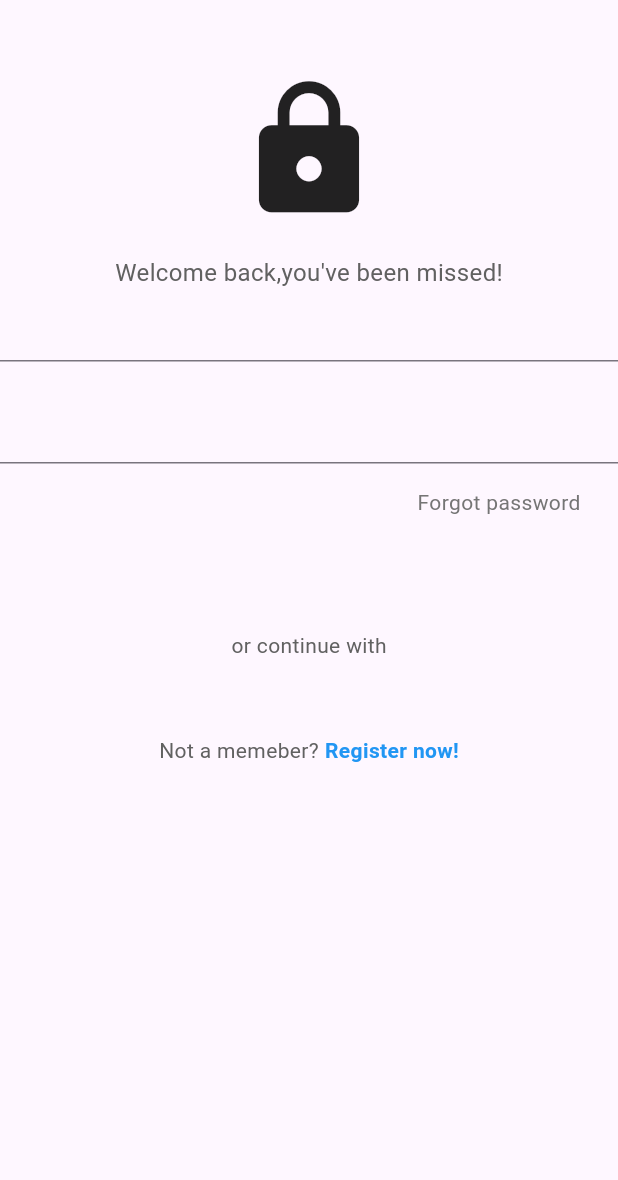
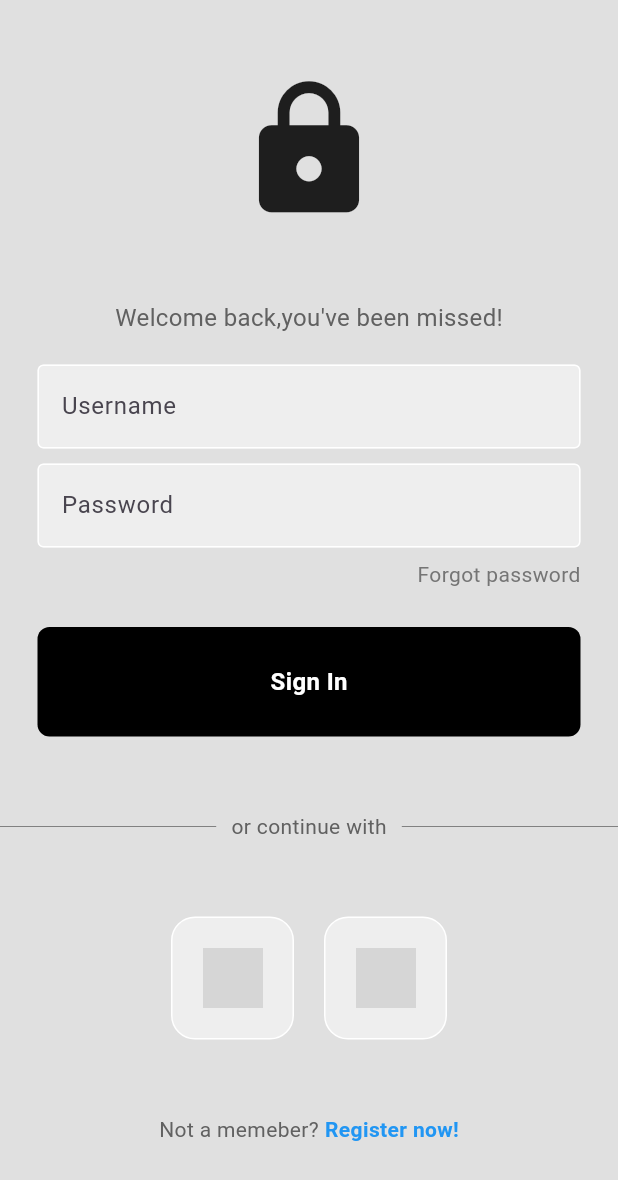
Before and after one commit to alifrizqullahmaruf/Flutter_App_todolist, a Flutter app: the screen it shows after launch, on a phone screen of 412 x 824 dp. Shown: the top 1180 px of the screen. Run offline on Flutter 3.47's test engine with Material 3 defaults, Android fonts, the phone set to English and light mode, and no system bars; grey boxes are pictures that could not be loaded.

Commit message:
SignIn Ui is Done

```diff
--- /dev/null
+++ b/lib/Components/my_Button.dart
@@ -0,0 +1,40 @@
+import 'package:flutter/material.dart';
+
+class MyButton extends StatelessWidget {
+  // TextButton
+  final TextButton;
+  final Function()? onTap;
+
+  const MyButton({super.key, required this.TextButton, required this.onTap});
+
+  @override
+  Widget build(BuildContext context) {
+    return GestureDetector(
+      onTap: onTap,
+      child: Row(
+        children: [
+          Expanded(
+            child: Container(
+              padding: const EdgeInsets.all(25),
+              margin: const EdgeInsets.symmetric(horizontal: 25),
+              decoration: BoxDecoration(
+                borderRadius: BorderRadius.circular(8),
+                color: Colors.black,
+              ),
+              child: Center(
+                child: Text(
+                  TextButton,
+                  style: const TextStyle(
+                    fontWeight: FontWeight.bold,
+                    color: Colors.white,
+                    fontSize: 16,
+                  ),
+                ),
+              ),
+            ),
+          ),
+        ],
+      ),
+    );
+  }
+}
--- /dev/null
+++ b/lib/Components/my_textfiled.dart
@@ -0,0 +1,36 @@
+import 'package:flutter/material.dart';
+
+class MyTextFiled extends StatelessWidget {
+  final controller;
+  final String hintText;
+  final bool obsecureText;
+
+  const MyTextFiled({
+    super.key,
+    required this.controller,
+    required this.hintText,
+    required this.obsecureText,
+  });
+
+  @override
+  Widget build(BuildContext context) {
+    return Padding(
+      padding: const EdgeInsets.symmetric(horizontal: 25),
+      child: TextField(
+        controller: controller,
+        obscureText: obsecureText,
+        decoration: InputDecoration(
+            border: InputBorder.none,
+            enabledBorder: const OutlineInputBorder(
+              borderSide: BorderSide(color: Colors.white),
+            ),
+            focusedBorder: OutlineInputBorder(
+              borderSide: BorderSide(color: Colors.grey.shade400),
+            ),
+            hintText: hintText,
+            fillColor: Colors.grey.shade200,
+            filled: true),
+      ),
+    );
+  }
+}
--- /dev/null
+++ b/lib/Components/square_images.dart
@@ -0,0 +1,25 @@
+import 'package:flutter/material.dart';
+
+class SquareTile extends StatelessWidget {
+  final String imagePath;
+  const SquareTile({
+    super.key,
+    required this.imagePath,
+  });
+
+  @override
+  Widget build(BuildContext context) {
+    return Container(
+      padding: EdgeInsets.all(20),
+      decoration: BoxDecoration(
+        border: Border.all(color: Colors.white),
+        borderRadius: BorderRadius.circular(16),
+        color: Colors.grey[200],
+      ),
+      child: Image.asset(
+        imagePath,
+        height: 40,
+      ),
+    );
+  }
+}
--- a/lib/Pages/login_page.dart
+++ b/lib/Pages/login_page.dart
@@ -1,11 +1,21 @@
 import 'package:flutter/material.dart';
+import 'package:project01_riz_todolist/Components/my_Button.dart';
+import 'package:project01_riz_todolist/Components/my_textfiled.dart';
+import 'package:project01_riz_todolist/Components/square_images.dart';
 
 class LoginPage extends StatelessWidget {
-  const LoginPage({super.key});
+  // Controller
+  final _usernameController = TextEditingController();
+  final _passwordController = TextEditingController();
+
+  LoginPage({super.key});
+
+  void SignInUser() {}
 
   @override
   Widget build(BuildContext context) {
     return Scaffold(
+      backgroundColor: Colors.grey.shade300,
       body: SafeArea(
           child: Center(
               child: Column(
@@ -18,28 +28,35 @@ class LoginPage extends StatelessWidget {
             Icons.lock,
             size: 100,
           ),
+          const SizedBox(
+            height: 50,
+          ),
 
-          const SizedBox(
-            height: 20,
-          ),
           // Welcome back,you've been missed!
           Text(
             "Welcome back,you've been missed!",
             style: TextStyle(fontSize: 16, color: Colors.grey.shade700),
           ),
-
-          // Username
-          TextField(),
           const SizedBox(
             height: 20,
           ),
+          // Username
+          MyTextFiled(
+              controller: _usernameController,
+              hintText: "Username",
+              obsecureText: false),
+          const SizedBox(
+            height: 10,
+          ),
 
           // password
-          TextField(),
+          MyTextFiled(
+              controller: _passwordController,
+              hintText: "Password",
+              obsecureText: true),
           const SizedBox(
-            height: 16,
+            height: 8,
           ),
-
           // forgot password
           Padding(
             padding: const EdgeInsets.symmetric(horizontal: 25),
@@ -58,7 +75,10 @@ class LoginPage extends StatelessWidget {
           ),
 
           // Sign in Button
-
+          MyButton(
+            TextButton: "Sign In",
+            onTap: SignInUser,
+          ),
           const SizedBox(
             height: 50,
           ),
@@ -66,9 +86,11 @@ class LoginPage extends StatelessWidget {
           Row(
             mainAxisAlignment: MainAxisAlignment.center,
             children: [
-              Divider(
-                color: Colors.grey.shade400,
-                thickness: 0.5,
+              Expanded(
+                child: Divider(
+                  color: Colors.grey.shade700,
+                  thickness: 0.5,
+                ),
               ),
               Padding(
                 padding: const EdgeInsets.symmetric(horizontal: 10),
@@ -77,17 +99,32 @@ class LoginPage extends StatelessWidget {
                   style: TextStyle(color: Colors.grey.shade700),
                 ),
               ),
-              Divider(
-                color: Colors.grey.shade400,
-                thickness: 0.5,
+              Expanded(
+                child: Divider(
+                  color: Colors.grey.shade700,
+                  thickness: 0.5,
+                ),
               ),
             ],
           ),
           const SizedBox(
             height: 50,
           ),
+
           // google and Apple sign in icon
-
+          const Row(
+            mainAxisAlignment: MainAxisAlignment.center,
+            children: [
+              SquareTile(imagePath: "lib/images/google.png"),
+              SizedBox(
+                width: 20,
+              ),
+              SquareTile(imagePath: "lib/images/apple.png"),
+            ],
+          ),
+          const SizedBox(
+            height: 50,
+          ),
           // not a member register now!
           Row(
             mainAxisAlignment: MainAxisAlignment.center,
--- a/lib/main.dart
+++ b/lib/main.dart
@@ -10,7 +10,7 @@ class MyApp extends StatelessWidget {
 
   @override
   Widget build(BuildContext context) {
-    return const MaterialApp(
+    return MaterialApp(
       debugShowCheckedModeBanner: false,
       home: LoginPage(),
     );
--- a/pubspec.yaml
+++ b/pubspec.yaml
@@ -60,9 +60,7 @@ flutter:
 
   # To add assets to your application, add an assets section, like this:
   assets:
-    - lib/images/apple.png
-    # - lib/images/google.png
-  #   - images/a_dot_ham.jpeg
+    - lib/images/
 
   # An image asset can refer to one or more resolution-specific "variants", see
   # https://flutter.dev/assets-and-images/#resolution-aware
```
